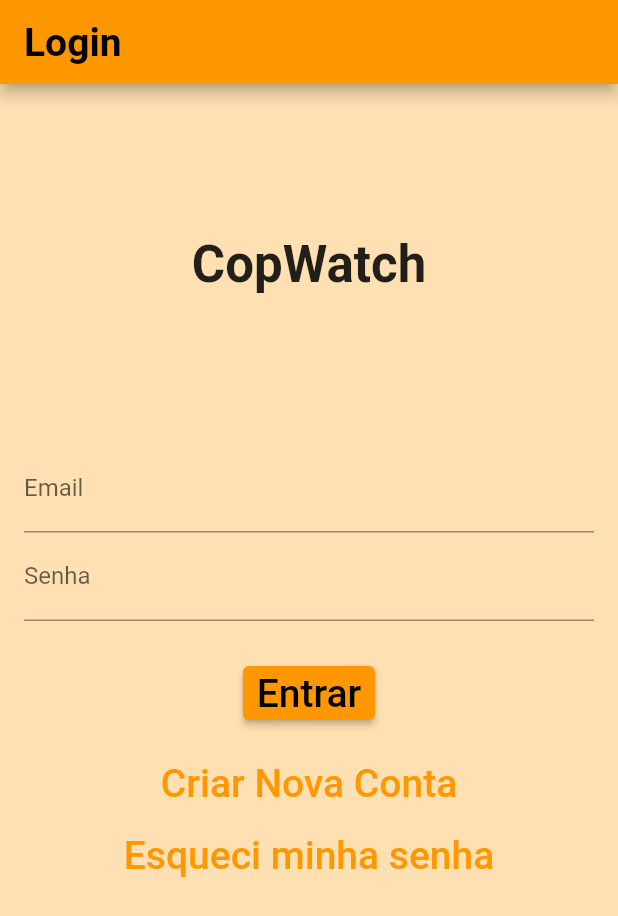
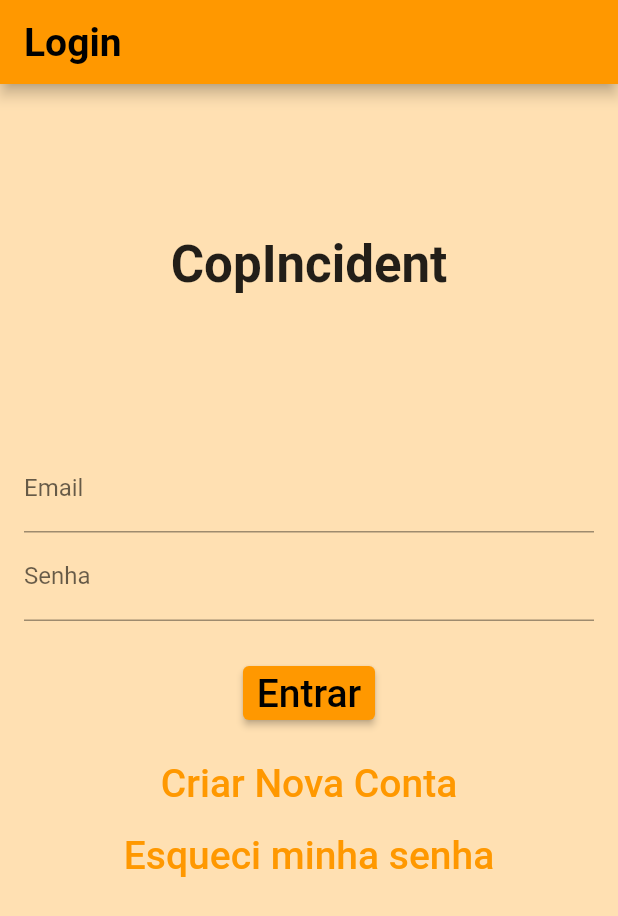
Before and after one commit to Iagolealfa/Cop-Incident, a Flutter app: the LoginScreen screen opened by its route, on a phone screen of 412 x 824 dp. Shown: the top 916 px of the screen. Run offline on Flutter 3.47's test engine with Material 2 defaults, Android fonts, the phone set to English and light mode, and no system bars; our stand-ins replace cloud_firestore, firebase_auth, firebase_core, flutter_map, image_picker, latlong2; accounts and stored records are empty; Roboto replaces fonts that are missing (Bebes Neue, Orienta).

Commit message:
Troca de nome do app

```diff
--- a/incident/lib/login.dart
+++ b/incident/lib/login.dart
@@ -126,7 +126,7 @@ class _LoginScreenState extends State<LoginScreen> {
           crossAxisAlignment: CrossAxisAlignment.center,
           children: [
             Text(
-              'CopWatch',
+              'CopIncident',
               style: TextStyle(
                 fontSize: 34,
                 fontFamily: 'Bebes Neue',
--- a/incident/lib/main.dart
+++ b/incident/lib/main.dart
@@ -130,7 +130,7 @@ class _MyHomePageState extends State<MyHomePage> {
       appBar: AppBar(
         backgroundColor: Colors.orange,
         title: const Text(
-          'CopWatch',
+          'CopIncident',
           style: TextStyle(
             fontSize: 26,
             fontFamily: 'Bebes Neue',
```
